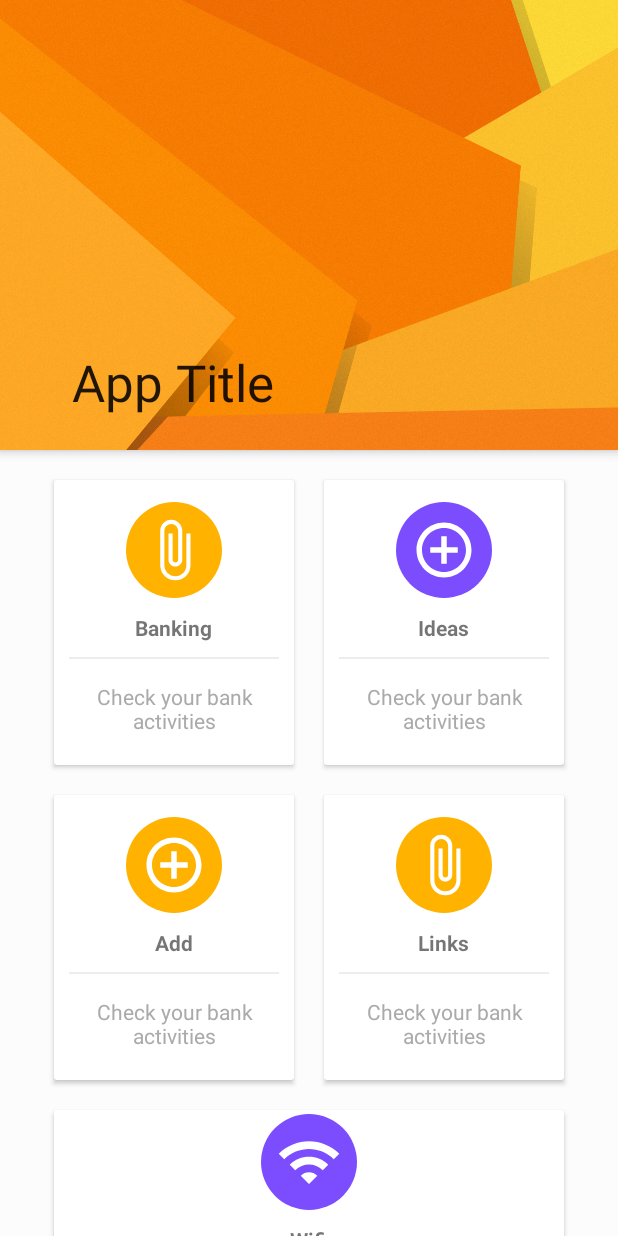
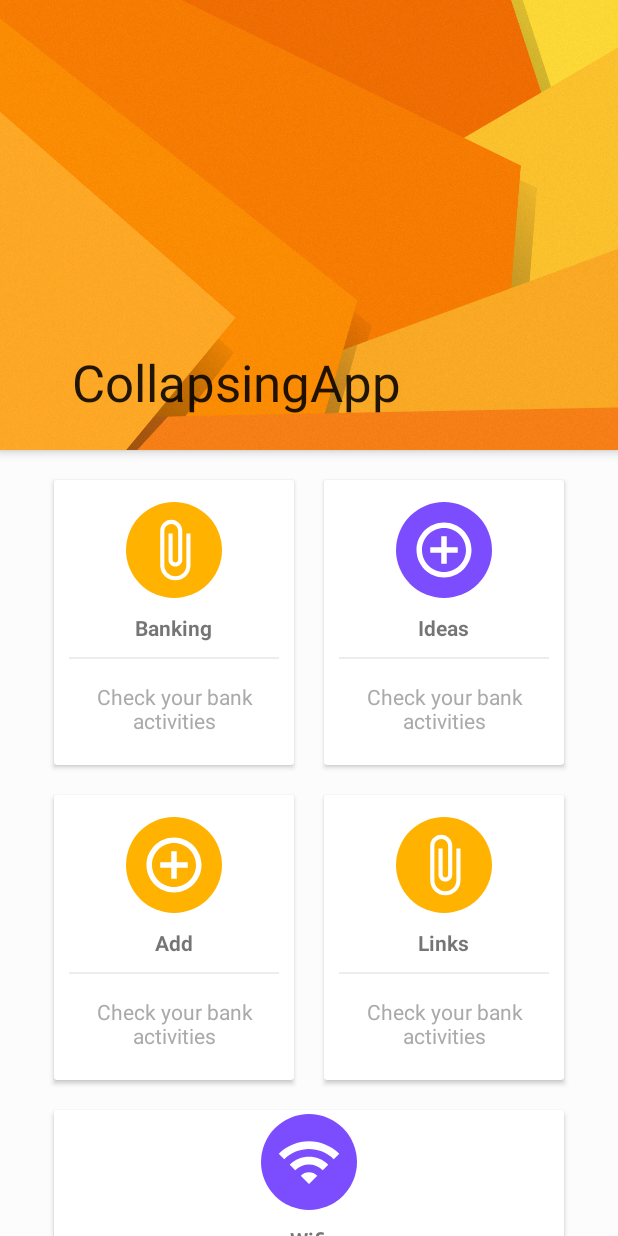
Before and after one commit to NikhilDhyani/CollapsingToolbarDesign, an Android app: the screen it shows after launch (MainActivity), on a phone screen of 412 x 824 dp. Run offline under Robolectric (Android 15) with nearby library versions, the phone set to English and light mode, and no system bars.

Commit message:
slight change

```diff
--- a/app/src/main/res/layout/activity_main.xml
+++ b/app/src/main/res/layout/activity_main.xml
@@ -21,7 +21,7 @@
             app:expandedTitleMarginEnd="64dp"
             app:expandedTitleMarginStart="48dp"
             app:layout_scrollFlags="scroll"
-            app:title="App Title">
+            app:title="CollapsingApp">
 
             <android.support.v7.widget.Toolbar
                 android:id="@+id/toolbarid"
```
